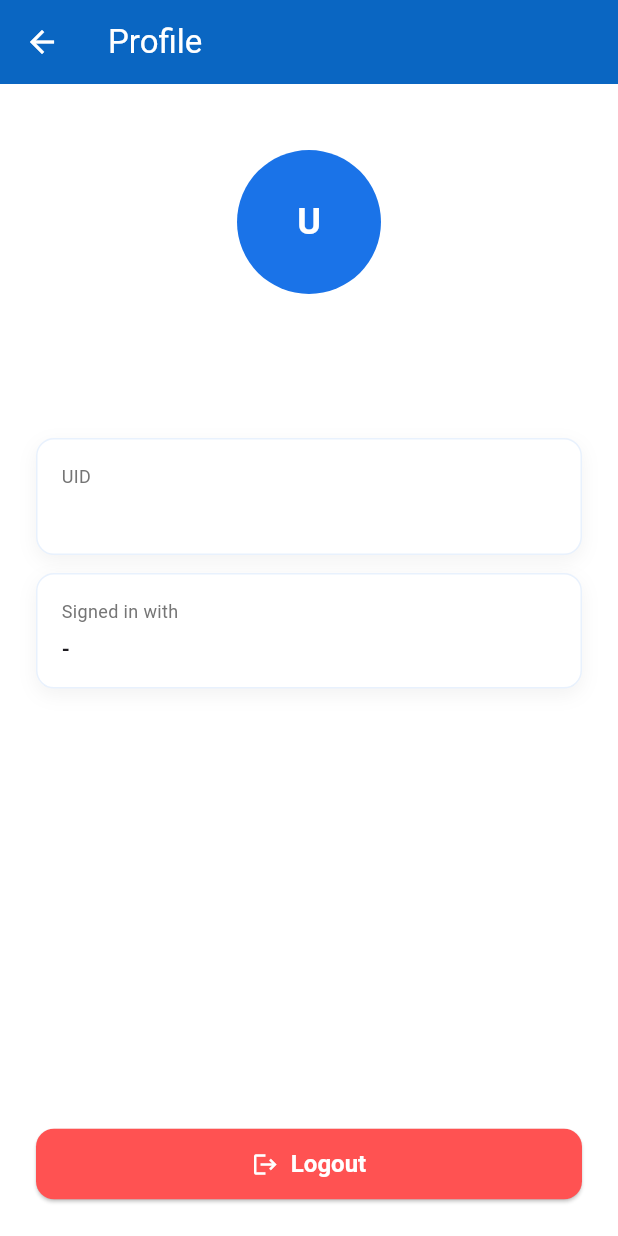
After one commit to mahip004/SIH, a Flutter app: the HomeScreen screen opened directly, after a tap on the "person" icon, on a phone screen of 412 x 824 dp. The commit adds this screen. Run offline on Flutter 3.47's test engine with Material 3 defaults, Android fonts, the light colour scheme and no system bars; our stand-ins replace firebase_auth, firebase_core, fl_chart, font_awesome_flutter, geolocator, google_sign_in and 1 more; accounts and stored records are empty.

Commit message:
basic user profile page added

```diff
--- a/rwh_app/lib/main.dart
+++ b/rwh_app/lib/main.dart
@@ -1,6 +1,7 @@
 import 'package:flutter/material.dart';
 import 'package:provider/provider.dart';
 import 'package:firebase_core/firebase_core.dart';
+import 'package:firebase_auth/firebase_auth.dart';
 import 'firebase_options.dart'; // 🔹 Firebase options
 import 'providers/user_provider.dart';
 import 'screens/login_screen.dart';
@@ -63,7 +64,27 @@ class MyApp extends StatelessWidget {
             ),
           ),
         ),
-       home: const HomeScreen(),
+        home: StreamBuilder<User?>(
+          stream: FirebaseAuth.instance.authStateChanges(),
+          builder: (context, snapshot) {
+            // Update provider whenever auth state changes
+            WidgetsBinding.instance.addPostFrameCallback((_) {
+              Provider.of<UserProvider>(context, listen: false)
+                  .setUser(snapshot.data);
+            });
+
+            if (snapshot.connectionState == ConnectionState.waiting) {
+              return const Scaffold(
+                body: Center(child: CircularProgressIndicator()),
+              );
+            }
+
+            if (snapshot.hasData) {
+              return const HomeScreen();
+            }
+            return const LoginScreen();
+          },
+        ),
       ),
     );
   }
--- a/rwh_app/lib/screens/home_screen.dart
+++ b/rwh_app/lib/screens/home_screen.dart
@@ -3,6 +3,7 @@ import 'package:font_awesome_flutter/font_awesome_flutter.dart';
 import 'feasibility_form.dart';
 import 'trends_screen.dart';
 import 'past_reports_screen.dart';
+import 'profile_screen.dart';
 
 class HomeScreen extends StatelessWidget {
   const HomeScreen({super.key});
@@ -25,7 +26,7 @@ class HomeScreen extends StatelessWidget {
           child: Column(
             crossAxisAlignment: CrossAxisAlignment.start,
             children: [
-              // Custom App Bar (removed logout)
+              // Custom App Bar with Profile
               Container(
                 padding: const EdgeInsets.symmetric(horizontal: 20, vertical: 16),
                 decoration: BoxDecoration(
@@ -46,14 +47,29 @@ class HomeScreen extends StatelessWidget {
                   children: [
                     const Icon(Icons.water_drop, color: Colors.white, size: 24),
                     const SizedBox(width: 10),
-                    const Text(
-                      "Rainwater Hub",
-                      style: TextStyle(
-                        color: Colors.white,
-                        fontSize: 22,
-                        fontWeight: FontWeight.bold,
+                    const Expanded(
+                      child: Text(
+                        "Rainwater Hub",
+                        style: TextStyle(
+                          color: Colors.white,
+                          fontSize: 22,
+                          fontWeight: FontWeight.bold,
+                        ),
                       ),
                     ),
+                    InkWell(
+                      onTap: () {
+                        Navigator.push(
+                          context,
+                          MaterialPageRoute(builder: (_) => const ProfileScreen()),
+                        );
+                      },
+                      child: const CircleAvatar(
+                        radius: 18,
+                        backgroundColor: Colors.white,
+                        child: Icon(Icons.person, color: Color(0xFF1A73E8)),
+                      ),
+                    )
                   ],
                 ),
               ),
--- a/rwh_app/lib/screens/login_screen.dart
+++ b/rwh_app/lib/screens/login_screen.dart
@@ -134,25 +134,9 @@ class _LoginScreenState extends State<LoginScreen> {
       }
 
       // --- NAVIGATE TO HOME ---
+      // Router is driven by authStateChanges now; simply pop to root and let StreamBuilder decide
       if (mounted) {
-        Navigator.of(context).pushReplacement(
-          PageRouteBuilder(
-            pageBuilder: (_, __, ___) => const HomeScreen(),
-            transitionsBuilder: (_, animation, __, child) {
-              const begin = Offset(0.0, 1.0);
-              const end = Offset.zero;
-              const curve = Curves.easeOutCubic;
-
-              var tween = Tween(begin: begin, end: end)
-                  .chain(CurveTween(curve: curve));
-
-              return SlideTransition(
-                position: animation.drive(tween),
-                child: child,
-              );
-            },
-          ),
-        );
+        Navigator.of(context).maybePop();
       }
     } catch (e) {
       debugPrint('Error during Google Sign-In: $e');
--- /dev/null
+++ b/rwh_app/lib/screens/profile_screen.dart
@@ -0,0 +1,150 @@
+import 'package:flutter/foundation.dart';
+import 'package:flutter/material.dart';
+import 'package:firebase_auth/firebase_auth.dart';
+import 'package:provider/provider.dart';
+import '../providers/user_provider.dart';
+import '../services/auth_service.dart';
+import 'login_screen.dart';
+
+class ProfileScreen extends StatelessWidget {
+  const ProfileScreen({super.key});
+
+  @override
+  Widget build(BuildContext context) {
+    final user = context.watch<UserProvider>().user ?? FirebaseAuth.instance.currentUser;
+
+    return Scaffold(
+      appBar: AppBar(
+        title: const Text('Profile'),
+      ),
+      body: Center(
+        child: Padding(
+          padding: const EdgeInsets.all(24.0),
+          child: Column(
+            mainAxisAlignment: MainAxisAlignment.start,
+            crossAxisAlignment: CrossAxisAlignment.center,
+            children: [
+              const SizedBox(height: 20),
+              _ProfileAvatar(photoUrl: user?.photoURL, displayName: user?.displayName),
+              const SizedBox(height: 16),
+              Text(
+                user?.displayName ?? 'Guest',
+                style: const TextStyle(fontSize: 20, fontWeight: FontWeight.bold),
+              ),
+              const SizedBox(height: 6),
+              Text(
+                user?.email ?? '',
+                style: TextStyle(fontSize: 14, color: Colors.grey[700]),
+              ),
+              const SizedBox(height: 24),
+              _InfoTile(label: 'UID', value: user?.uid ?? '-'),
+              const SizedBox(height: 12),
+              _InfoTile(
+                label: 'Signed in with',
+                value: (user?.providerData.isNotEmpty ?? false)
+                    ? user!.providerData.first.providerId
+                    : '-',
+              ),
+              const Spacer(),
+              SizedBox(
+                width: double.infinity,
+                child: ElevatedButton.icon(
+                  icon: const Icon(Icons.logout),
+                  label: const Text('Logout'),
+                  style: ElevatedButton.styleFrom(
+                    backgroundColor: Colors.redAccent,
+                    foregroundColor: Colors.white,
+                  ),
+                  onPressed: () async {
+                    await AuthService().signOut();
+                    if (context.mounted) {
+                      if (kIsWeb) {
+                        // On web, Navigator stack can be odd after redirects; replace to login
+                        Navigator.of(context).pushAndRemoveUntil(
+                          MaterialPageRoute(builder: (_) => const LoginScreen()),
+                          (route) => false,
+                        );
+                      } else {
+                        Navigator.of(context).pushAndRemoveUntil(
+                          MaterialPageRoute(builder: (_) => const LoginScreen()),
+                          (route) => false,
+                        );
+                      }
+                      context.read<UserProvider>().clearUser();
+                      context.read<UserProvider>().clearLocation();
+                    }
+                  },
+                ),
+              ),
+            ],
+          ),
+        ),
+      ),
+    );
+  }
+}
+
+class _ProfileAvatar extends StatelessWidget {
+  final String? photoUrl;
+  final String? displayName;
+  const _ProfileAvatar({required this.photoUrl, required this.displayName});
+
+  @override
+  Widget build(BuildContext context) {
+    if (photoUrl != null && photoUrl!.isNotEmpty) {
+      return CircleAvatar(
+        radius: 48,
+        backgroundImage: NetworkImage(photoUrl!),
+      );
+    }
+    final initials = (displayName ?? 'User')
+        .trim()
+        .split(RegExp(r"\s+"))
+        .where((s) => s.isNotEmpty)
+        .map((s) => s[0].toUpperCase())
+        .take(2)
+        .join();
+    return CircleAvatar(
+      radius: 48,
+      backgroundColor: const Color(0xFF1A73E8),
+      child: Text(
+        initials.isEmpty ? 'U' : initials,
+        style: const TextStyle(color: Colors.white, fontSize: 24, fontWeight: FontWeight.bold),
+      ),
+    );
+  }
+}
+
+class _InfoTile extends StatelessWidget {
+  final String label;
+  final String value;
+  const _InfoTile({required this.label, required this.value});
+
+  @override
+  Widget build(BuildContext context) {
+    return Container(
+      width: double.infinity,
+      padding: const EdgeInsets.all(16),
+      decoration: BoxDecoration(
+        color: Colors.white,
+        borderRadius: BorderRadius.circular(12),
+        boxShadow: [
+          BoxShadow(
+            color: Colors.black.withOpacity(0.05),
+            blurRadius: 10,
+            offset: const Offset(0, 4),
+          ),
+        ],
+        border: Border.all(color: const Color(0xFF1A73E8).withOpacity(0.1), width: 1),
+      ),
+      child: Column(
+        crossAxisAlignment: CrossAxisAlignment.start,
+        children: [
+          Text(label, style: TextStyle(fontSize: 12, color: Colors.grey[600])),
+          const SizedBox(height: 6),
+          Text(value, style: const TextStyle(fontSize: 14, fontWeight: FontWeight.w600)),
+        ],
+      ),
+    );
+  }
+}
```
